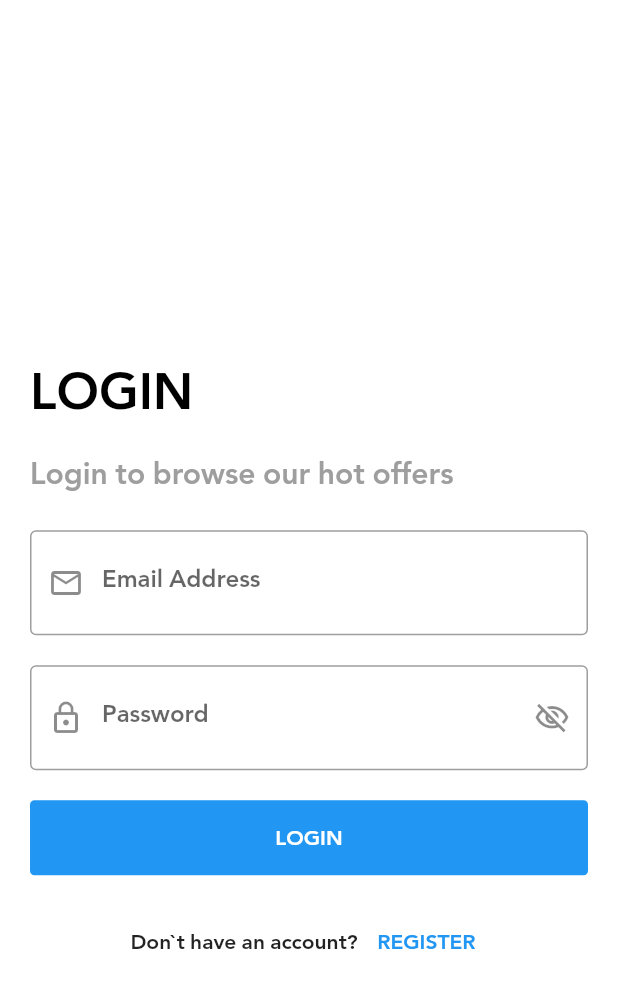
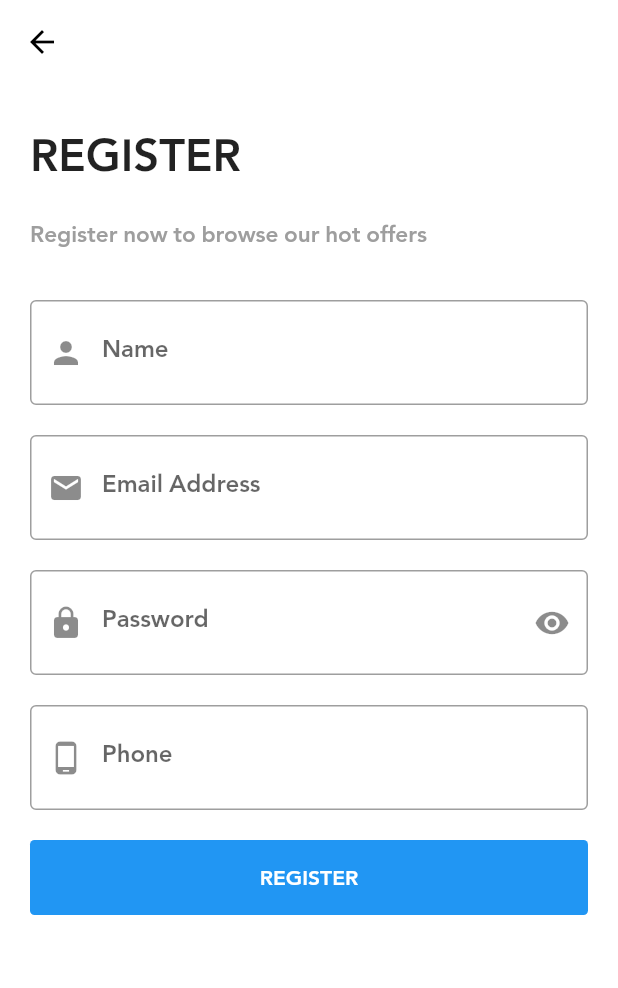
Before and after one commit to MoatazZewin/ecommerce_app, a Flutter app: the LoginScreen screen opened directly, after a tap on "REGISTER", on a phone screen of 412 x 824 dp. Shown: the top 988 px of the screen. Run offline on Flutter 3.47's test engine with Material 2 defaults, Android fonts, the phone set to English and light mode, and no system bars; our stand-ins replace bloc, carousel_slider, dio, flutter_bloc, fluttertoast, shared_preferences and 1 more; accounts and stored records are empty; network calls fail.

Commit message:
register , update user

```diff
--- a/lib/layout/home_cubit/home_states.dart
+++ b/lib/layout/home_cubit/home_states.dart
@@ -21,3 +21,7 @@ class EcommerceAppErrorGetFavoriteState extends HomeLayoutStates{}
 
 class EcommerceAppSuccessUserDataState extends HomeLayoutStates{}
 class EcommerceAppErrorUserDataState extends HomeLayoutStates{}
+
+class EcommerceAppSuccessUpdateUserState extends HomeLayoutStates{}
+class EcommerceAppLoadingUpdateUserState extends HomeLayoutStates{}
+class EcommerceAppErrorUpdateUserState extends HomeLayoutStates{}
--- a/lib/modules/login/cubit/login_cubit.dart
+++ b/lib/modules/login/cubit/login_cubit.dart
@@ -17,7 +17,7 @@ class LoginCubit extends Cubit<LoginStates> {
     required String password,
   }) {
     emit(LoginLoadingState());
-    DioHelper.Post(path: LOGIN, data: {
+    DioHelper.Post(path: login, data: {
       'email': email,
       'password': password,
     }).then((value) {
--- a/lib/modules/login/login_screen.dart
+++ b/lib/modules/login/login_screen.dart
@@ -7,6 +7,7 @@ import 'package:flutter_bloc/flutter_bloc.dart';
 
 import '../../layout/home_screen.dart';
 import '../../shared/components/constants.dart';
+import '../register/register_screen.dart';
 
 class LoginScreen extends StatelessWidget {
   TextEditingController emailController = TextEditingController();
@@ -61,7 +62,7 @@ class LoginScreen extends StatelessWidget {
                               color: Colors.grey,
                             ),
                       ),
-                      SizedBox(
+                      const SizedBox(
                         height: 20.0,
                       ),
                       defaultTextFromField(
@@ -74,7 +75,7 @@ class LoginScreen extends StatelessWidget {
                               return 'please enter the email';
                             }
                           }),
-                      SizedBox(
+                      const SizedBox(
                         height: 20.0,
                       ),
                       defaultTextFromField(
@@ -99,7 +100,7 @@ class LoginScreen extends StatelessWidget {
                               return 'the password is too short';
                             }
                           }),
-                      SizedBox(
+                      const SizedBox(
                         height: 20.0,
                       ),
                       state is! LoginLoadingState
@@ -112,20 +113,22 @@ class LoginScreen extends StatelessWidget {
                                       password: passwordController.text);
                                 }
                               })
-                          : Center(child: CircularProgressIndicator()),
-                      SizedBox(
+                          : Center(child: const CircularProgressIndicator()),
+                      const SizedBox(
                         height: 20.0,
                       ),
                       Row(
                         mainAxisAlignment: MainAxisAlignment.center,
                         children: [
-                          Text('Don\`t have an account?'),
-                          SizedBox(
+                          const Text('Don\`t have an account?'),
+                          const SizedBox(
                             width: 5.0,
                           ),
                           TextButton(
-                            onPressed: () {},
-                            child: Text(
+                            onPressed: () {
+                              navigateTo(context: context, widget: RegisterScreeen());
+                            },
+                            child: const Text(
                               'REGISTER',
                               style: TextStyle(
                                 color: Colors.blue,
--- /dev/null
+++ b/lib/modules/register/register_cubit/register_cubit.dart
@@ -0,0 +1,45 @@
+import 'package:bloc/bloc.dart';
+import 'package:ecommerce_app/models/login_model.dart';
+import 'package:ecommerce_app/modules/register/register_cubit/register_states.dart';
+import 'package:ecommerce_app/shared/network/remote/dio/dio_helper.dart';
+import 'package:flutter/material.dart';
+import 'package:flutter_bloc/flutter_bloc.dart';
+
+import '../../../shared/network/end_points.dart';
+
+class RegisterCubit extends Cubit<RegisterStates> {
+  RegisterCubit() : super(RegisterInitialState());
+
+  static RegisterCubit get(context) => BlocProvider.of(context);
+
+  bool isObscure = true;
+  IconData icon = Icons.visibility;
+
+  void changePasswordVisibility() {
+    isObscure = !isObscure;
+    icon = isObscure ? Icons.visibility : Icons.visibility_off;
+    emit(RegisterPasswordVisibilityState());
+  }
+  LoginModel? loginModel;
+
+  void userRegister({
+    required String name,
+    required String email,
+    required String password,
+    required String phone,
+  }) {
+    emit(RegisterLoadingState());
+    DioHelper.Post(path: register, data: {
+      'name': name,
+      'email': email,
+      'password': password,
+      'phone': phone,
+    }).then((value){
+      loginModel = LoginModel.fromJson(value.data);
+      emit(RegisterSuccessState(loginModel));
+    }).catchError((onError){
+      print('error inside register${onError.toString()}');
+      emit(RegisterErrorState());
+    });
+  }
+}
--- /dev/null
+++ b/lib/modules/register/register_cubit/register_states.dart
@@ -0,0 +1,16 @@
+import 'package:ecommerce_app/models/login_model.dart';
+
+abstract class RegisterStates{}
+
+class RegisterInitialState extends RegisterStates{}
+
+class RegisterPasswordVisibilityState extends RegisterStates{}
+
+class RegisterSuccessState extends RegisterStates{
+  LoginModel? model;
+  RegisterSuccessState(this.model);
+}
+
+class RegisterLoadingState extends RegisterStates {}
+
+class RegisterErrorState extends RegisterStates {}
--- /dev/null
+++ b/lib/modules/register/register_screen.dart
@@ -0,0 +1,162 @@
+import 'package:ecommerce_app/modules/register/register_cubit/register_cubit.dart';
+import 'package:ecommerce_app/modules/register/register_cubit/register_states.dart';
+import 'package:ecommerce_app/shared/components/components.dart';
+import 'package:flutter/material.dart';
+import 'package:flutter_bloc/flutter_bloc.dart';
+
+import '../../layout/home_screen.dart';
+import '../../shared/network/local/cache_helper.dart';
+
+class RegisterScreeen extends StatelessWidget {
+  var nameController = TextEditingController();
+  var emailController = TextEditingController();
+  var passwordController = TextEditingController();
+  var phoneController = TextEditingController();
+  var keyForm = GlobalKey<FormState>();
+
+  @override
+  Widget build(BuildContext context) {
+    return BlocProvider(
+      create: (context) => RegisterCubit(),
+      child: BlocConsumer<RegisterCubit, RegisterStates>(
+        listener: (context, state) {
+          if(state is RegisterSuccessState)
+            {
+              print("the status in the registerSuccessState ${state.model!.status}");
+              if(state.model!.status)
+                {
+                  print('befor the sharedpreferance');
+                  CacheHelper.setData(
+                      key: 'token', value: state.model?.data!.token)
+                      .then((value) {
+                    showToast(
+                        message: 'the Register is success', color: ToastState.SUCESS);
+
+                    navigateAndFinish(context: context, widget: HomeScreen());
+                  });
+                }else {
+                showToast(
+                    message: state.model?.message??'', color: ToastState.EROERR);
+              }
+            }
+        },
+        builder: (context, state) {
+          var cubit = RegisterCubit.get(context);
+          return Scaffold(
+            appBar: AppBar(),
+            body: SingleChildScrollView(
+              child: Padding(
+                padding: const EdgeInsets.all(20.0),
+                child: Form(
+                  key: keyForm,
+                  child: Column(
+                    crossAxisAlignment: CrossAxisAlignment.start,
+                    children: [
+                      const Text(
+                        'REGISTER',
+                        style: TextStyle(
+                          fontSize: 30.0,
+                          fontWeight: FontWeight.w800,
+                        ),
+                      ),
+                      const SizedBox(
+                        height: 10.0,
+                      ),
+                      const Text(
+                        'Register now to browse our hot offers',
+                        style: TextStyle(
+                          fontSize: 15.0,
+                          color: Colors.grey,
+                        ),
+                      ),
+                      const SizedBox(
+                        height: 30.0,
+                      ),
+                      defaultTextFromField(
+                          label: 'Name',
+                          prefixIcon: Icons.person,
+                          controller: nameController,
+                          textInputType: TextInputType.name,
+                          validatorMethod: (value) {
+                            if (value!.isEmpty) {
+                              return 'please enter the name';
+                            }
+                            return null;
+                          }),
+                      const SizedBox(
+                        height: 20.0,
+                      ),
+                      defaultTextFromField(
+                          label: 'Email Address',
+                          prefixIcon: Icons.email,
+                          controller: emailController,
+                          textInputType: TextInputType.emailAddress,
+                          validatorMethod: (value) {
+                            if (value!.isEmpty) {
+                              return 'please enter the email';
+                            }
+                            return null;
+                          }),
+                      const SizedBox(
+                        height: 20.0,
+                      ),
+                      defaultTextFromField(
+                          label: 'Password',
+                          obscure: cubit.isObscure,
+                          prefixIcon: Icons.lock,
+                          suffixIcon: cubit.icon,
+                          controller: passwordController,
+                          suffixOnpressed: () {
+                            cubit.changePasswordVisibility();
+                          },
+                          textInputType: TextInputType.visiblePassword,
+                          validatorMethod: (value) {
+                            if (value!.isEmpty) {
+                              return 'please enter the password';
+                            }
+                            return null;
+                          }),
+                      const SizedBox(
+                        height: 20.0,
+                      ),
+                     state is! RegisterLoadingState ? defaultTextFromField(
+                          label: 'Phone',
+                          prefixIcon: Icons.phone_android,
+                          controller: phoneController,
+                          textInputType: TextInputType.phone,
+                          validatorMethod: (value) {
+                            if (value!.isEmpty) {
+                              return 'please enter the phone';
+                            }
+                            return null;
+                          }):const CircularProgressIndicator(),
+                      const SizedBox(
+                        height: 20.0,
+                      ),
+                      defaultButton(
+                          text: 'Register',
+                          onPressed: () {
+                            print(nameController.text);
+                            print(emailController.text);
+                            print(passwordController.text);
+                            print(phoneController.text);
+
+                            if (keyForm.currentState!.validate()) {
+                              cubit.userRegister(
+                                  name: nameController.text,
+                                  email: emailController.text,
+                                  password: passwordController.text,
+                                  phone: phoneController.text);
+                            }
+                          }),
+                    ],
+                  ),
+                ),
+              ),
+            ),
+          );
+        },
+      ),
+    );
+  }
+}
--- a/lib/shared/network/end_points.dart
+++ b/lib/shared/network/end_points.dart
@@ -1,9 +1,13 @@
-const LOGIN = 'login';
+const login = 'login';
 
-const HOME = 'home';
+const home = 'home';
 
-const CATEGORIES = 'categories';
+const categories = 'categories';
 
-const FAVORITES = 'favorites';
+const favorites = 'favorites';
 
-const PROFILE = 'profile';
+const profile = 'profile';
+
+const register = 'register';
+
+const updateProfile = 'update-profile';
--- a/lib/shared/network/remote/dio/dio_helper.dart
+++ b/lib/shared/network/remote/dio/dio_helper.dart
@@ -44,6 +44,23 @@ class DioHelper {
       queryParameters: query,
       data: data,
     );
+}
 
+  static Future<Response> putData({
+  required String path,
+    Map<String , dynamic>? query,
+    String lang = 'en',
+    String? token,
+    required Map<String, dynamic> data
+})async{
+    dio.options.headers ={
+      'Content_Type':'application/json',
+      'Lang':lang,
+      'Authorization':token,
+    };
+    return await dio.put(path,
+    queryParameters: query,
+      data: data,
+    );
+  }
 }
-}
```
Also changed, not shown: lib/layout/home_cubit/home_cubit.dart (+29 -11 lines), lib/models/login_model.dart (+10 -10 lines), lib/modules/setting/setting_screen.dart (+38 -2 lines).
